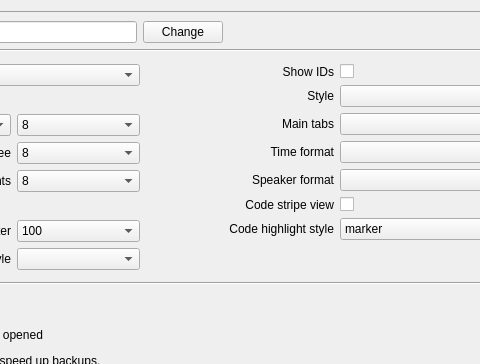
The window that src/GUI_UIs/ui_dialog_settings.ui (ccbogel/QualCoder) describes before a commit, drawn with Qt 5; both pictures show x 269 to 749 and y 0 to 364 of the 838 by 651 pixel window.
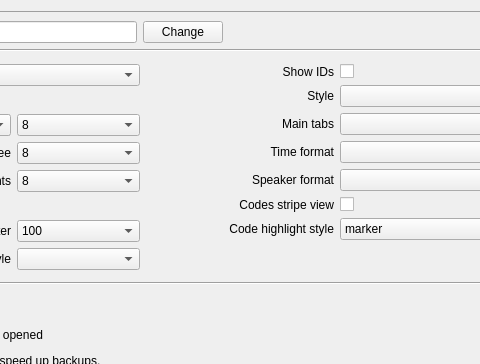
The same window after the commit.

```diff
--- a/src/GUI_UIs/ui_dialog_settings.ui
+++ b/src/GUI_UIs/ui_dialog_settings.ui
@@ -669,7 +669,7 @@
              <item row="5" column="1">
               <widget class="QLabel" name="label_20">
                <property name="text">
-                <string>Code stripe view</string>
+                <string>Codes stripe view</string>
                </property>
                <property name="alignment">
                 <set>Qt::AlignmentFlag::AlignRight|Qt::AlignmentFlag::AlignTrailing|Qt::AlignmentFlag::AlignVCenter</set>
```
Left out of the diff: 2 changed lines with no effect on the pictures.
